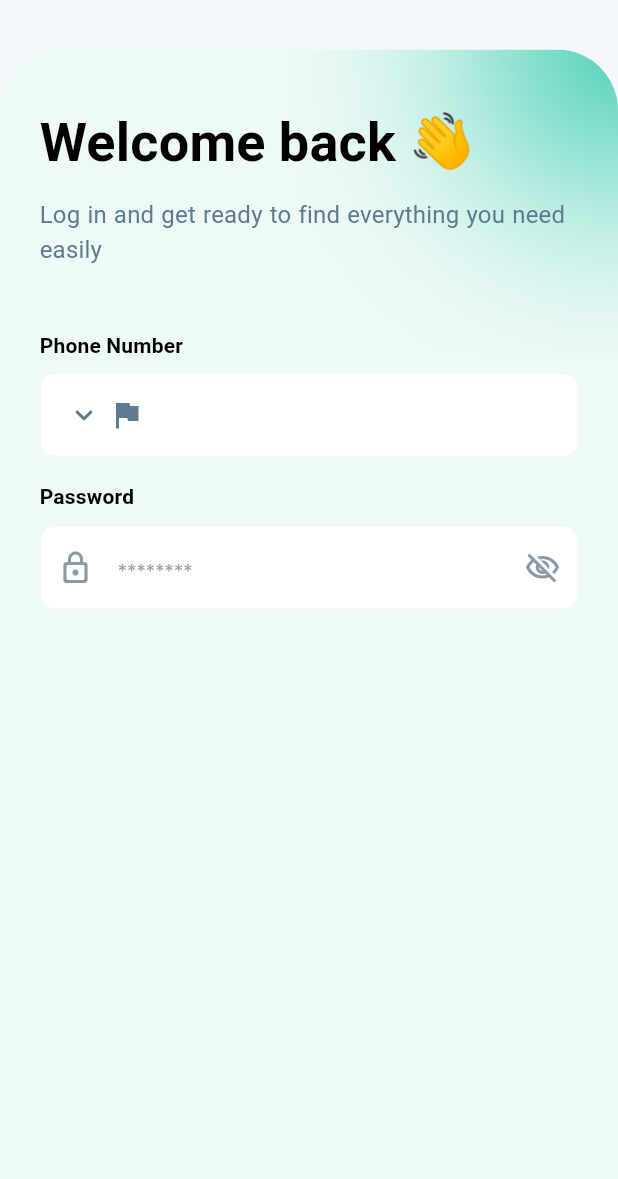
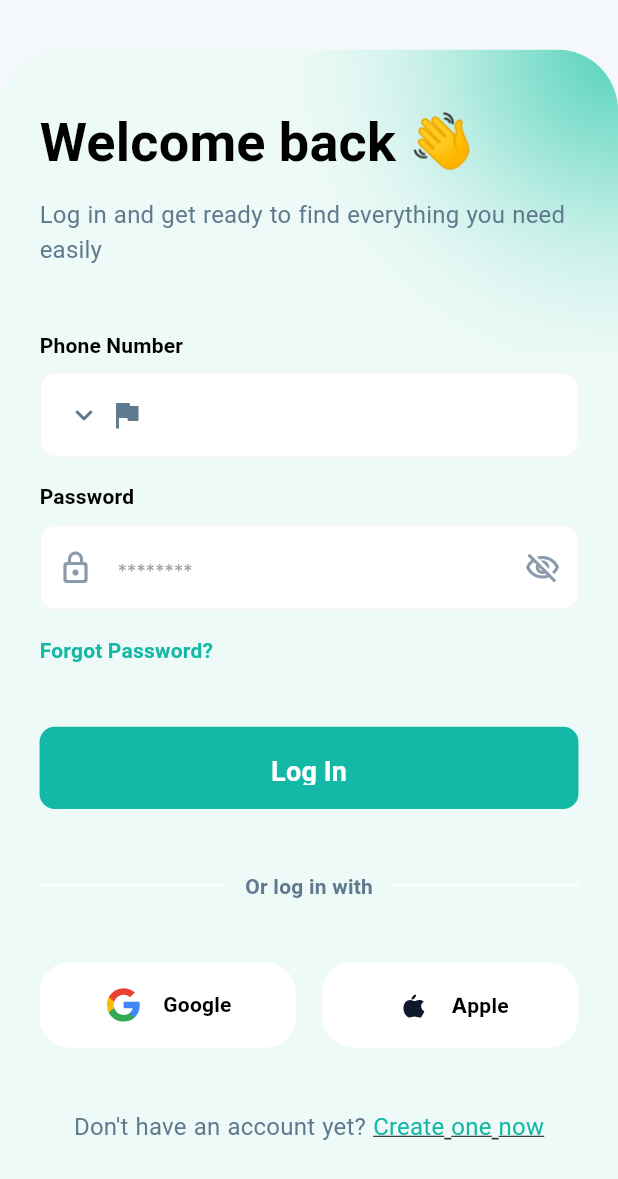
Before and after one commit to mohamed0s/CSE-Graduation-Project-2027, a Flutter app: the screen it shows after launch, on a phone screen of 412 x 824 dp. Shown: the top 1179 px of the screen. Run offline on Flutter 3.47's test engine with Material 3 defaults, Android fonts, the light colour scheme and no system bars; our stand-ins replace dartz, dio, equatable, flutter_bloc, flutter_screenutil, flutter_svg and 7 more; missing offline and left inert: slang; generated files the repository leaves out were written again; Roboto replaces fonts that are missing (Almarai).

Commit message:
feat(login): implement login screen layout and custom auth components

```diff
--- /dev/null
+++ b/mobile/lib/core/utils/app_images.dart
@@ -0,0 +1,10 @@
+abstract class AppImages {
+  static const String _imagesBase = 'assets/images';
+  static const String _iconsBase = 'assets/icons';
+
+  // static const String logo = '$_imagesBase/logo.png';
+  // static const String onboardingIllustration = '$_imagesBase/onboarding.png';
+
+  static const String googleIcon = '$_iconsBase/google_icon.svg';
+  static const String appleIcon = '$_iconsBase/apple_icon.svg';
+}
--- /dev/null
+++ b/mobile/lib/core/widgets/buttons/social_button.dart
@@ -0,0 +1,45 @@
+import 'package:flutter/material.dart';
+import 'package:flutter_screenutil/flutter_screenutil.dart';
+import 'package:flutter_svg/flutter_svg.dart';
+import 'package:mobile/generated/style_atoms.dart';
+
+class SocialButton extends StatelessWidget {
+  final String text;
+  final String iconPath;
+  final VoidCallback? onTap;
+  final bool isSvg;
+
+  const SocialButton({
+    super.key,
+    required this.text,
+    required this.iconPath,
+    this.onTap,
+    this.isSvg = true,
+  });
+
+  @override
+  Widget build(BuildContext context) {
+    return Expanded(
+      child: GestureDetector(
+        onTap: onTap,
+        child: Container(
+          height: 56.h,
+          decoration: BoxDecoration(
+            color: Colors.white,
+            borderRadius: BorderRadius.circular(20.r),
+          ),
+          child: Row(
+            mainAxisAlignment: MainAxisAlignment.center,
+            children: [
+              isSvg
+                  ? SvgPicture.asset(iconPath, width: 24.w, height: 24.h)
+                  : Image.asset(iconPath, width: 24.w, height: 24.h),
+              SizedBox(width: 12.w),
+              Text(text, style: context.bold14Black),
+            ],
+          ),
+        ),
+      ),
+    );
+  }
+}
--- a/mobile/lib/features/auth/presentation/pages/login_screen.dart
+++ b/mobile/lib/features/auth/presentation/pages/login_screen.dart
@@ -3,7 +3,11 @@ import 'package:flutter_screenutil/flutter_screenutil.dart';
 import 'package:mobile/core/i18n/strings.g.dart';
 import 'package:mobile/core/theme/app_colors.dart';
 import 'package:mobile/core/widgets/background/background_blur_glow.dart';
+import 'package:mobile/core/widgets/buttons/custom_button.dart';
 import 'package:mobile/core/widgets/inputs/custom_text_form_field.dart';
+import 'package:mobile/features/auth/presentation/widgets/custom_divider_with_text.dart';
+import 'package:mobile/features/auth/presentation/widgets/custom_rich_text_widget.dart';
+import 'package:mobile/features/auth/presentation/widgets/social_auth_buttons.dart';
 import 'package:mobile/generated/style_atoms.dart';
 
 class LoginScreen extends StatefulWidget {
@@ -94,6 +98,35 @@ class _LoginScreenState extends State<LoginScreen> {
                                   label: t.login.password_label,
                                   hintText: '********',
                                 ),
+                                SizedBox(height: 16.h),
+                                Align(
+                                  alignment: AlignmentDirectional.centerStart,
+                                  child: Text(
+                                    t.login.forgot_password,
+                                    style: context.bold14Primary,
+                                  ),
+                                ),
+                                SizedBox(height: 40.h),
+                                CustomAppButton(
+                                  text: t.login.login_button,
+                                  onPressed: () {},
+                                ),
+                                SizedBox(height: 40.h),
+                                CustomDividerWithText(
+                                  text: t.login.or_login_with,
+                                ),
+                                SizedBox(height: 40.h),
+                                SocialAuthButtons(
+                                  onGoogleTap: () {},
+                                  onAppleTap: () {},
+                                ),
+                                SizedBox(height: 40.h),
+                                CustomRichTextButton(
+                                  firstText: t.login.no_account,
+                                  secondText: t.login.create_now,
+                                  onTap: () {},
+                                ),
+                                SizedBox(height: 40.h),
                               ],
                             ),
                           ),
--- /dev/null
+++ b/mobile/lib/features/auth/presentation/widgets/custom_divider_with_text.dart
@@ -0,0 +1,25 @@
+import 'package:flutter/material.dart';
+import 'package:flutter_screenutil/flutter_screenutil.dart';
+import 'package:mobile/generated/style_atoms.dart';
+
+class CustomDividerWithText extends StatelessWidget {
+  final String text;
+
+  const CustomDividerWithText({super.key, required this.text});
+
+  @override
+  Widget build(BuildContext context) {
+    return Row(
+      children: [
+        const Expanded(child: Divider(color: Colors.white, thickness: 1.5)),
+
+        Padding(
+          padding: EdgeInsets.symmetric(horizontal: 12.w),
+          child: Text(text, style: context.semiBold14Secondary),
+        ),
+
+        const Expanded(child: Divider(color: Colors.white, thickness: 1.5)),
+      ],
+    );
+  }
+}
--- /dev/null
+++ b/mobile/lib/features/auth/presentation/widgets/custom_rich_text_widget.dart
@@ -0,0 +1,37 @@
+import 'package:flutter/gestures.dart';
+import 'package:flutter/material.dart';
+import 'package:mobile/generated/style_atoms.dart';
+
+class CustomRichTextButton extends StatelessWidget {
+  final String firstText;
+  final String secondText;
+  final VoidCallback onTap;
+
+  const CustomRichTextButton({
+    super.key,
+    required this.firstText,
+    required this.secondText,
+    required this.onTap,
+  });
+
+  @override
+  Widget build(BuildContext context) {
+    return Center(
+      child: RichText(
+        text: TextSpan(
+          text: '$firstText ',
+          style: context.regular16Secondary,
+          children: [
+            TextSpan(
+              text: secondText,
+              style: context.regular16Primary.copyWith(
+                decoration: TextDecoration.underline,
+              ),
+              recognizer: TapGestureRecognizer()..onTap = onTap,
+            ),
+          ],
+        ),
+      ),
+    );
+  }
+}
--- /dev/null
+++ b/mobile/lib/features/auth/presentation/widgets/social_auth_buttons.dart
@@ -0,0 +1,30 @@
+import 'package:flutter/material.dart';
+import 'package:flutter_screenutil/flutter_screenutil.dart';
+import 'package:mobile/core/utils/app_images.dart';
+import 'package:mobile/core/widgets/buttons/social_button.dart';
+
+class SocialAuthButtons extends StatelessWidget {
+  final VoidCallback? onGoogleTap;
+  final VoidCallback? onAppleTap;
+
+  const SocialAuthButtons({super.key, this.onGoogleTap, this.onAppleTap});
+
+  @override
+  Widget build(BuildContext context) {
+    return Row(
+      children: [
+        SocialButton(
+          text: 'Google',
+          iconPath: AppImages.googleIcon,
+          onTap: onGoogleTap ?? () {},
+        ),
+        SizedBox(width: 16.w),
+        SocialButton(
+          text: 'Apple',
+          iconPath: AppImages.appleIcon,
+          onTap: onAppleTap ?? () {},
+        ),
+      ],
+    );
+  }
+}
```
Also changed, not shown: mobile/pubspec.yaml (+4 -5 lines), mobile/assets/icons/apple_icon.svg (added), mobile/assets/icons/google_icon.svg (added).
